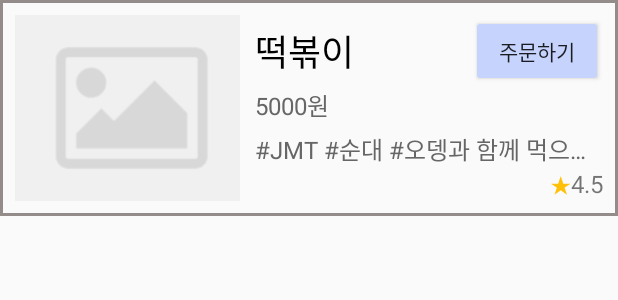
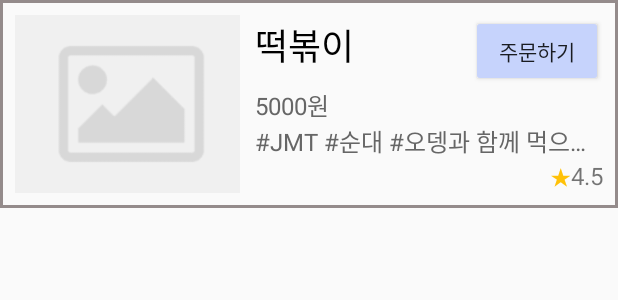
Before and after one commit to Yaneodoo/Bistroad_Application, an Android app: the layout menu_listview_item_customer.xml on its own in the app's theme, with its tools: preview values and no code run, on a phone screen of 412 x 824 dp. Shown: the top 300 px of the screen. Run offline under Robolectric (Android 15) with nearby library versions, the phone set to English and light mode, and no system bars.

Commit message:
fix: Layout change

```diff
--- a/app/src/main/res/layout/menu_listview_item_customer.xml
+++ b/app/src/main/res/layout/menu_listview_item_customer.xml
@@ -30,14 +30,13 @@
             <TextView
                 android:layout_width="150dp"
                 android:layout_height="wrap_content"
+                android:layout_weight="1"
                 android:text="떡볶이"
-                android:layout_weight="1"
                 android:id="@+id/menu_name_txtView"
                 android:textSize="24dp"
                 android:textColor="#000000"
                 android:ellipsize="end"
-                android:singleLine="true"
-                android:layout_gravity="center" />
+                android:singleLine="true"/>
 
             <Button
                 android:id="@+id/btn_order"
@@ -45,10 +44,9 @@
                 android:layout_width="wrap_content"
                 android:layout_height="wrap_content"
                 android:adjustViewBounds="true"
-                android:layout_alignParentRight="true"
                 android:backgroundTint="#C6D3FC"
                 android:layout_centerVertical="true"
-                android:layout_gravity="right"
+                android:focusable="false"
                 android:onClick="orderMenu" />
         </LinearLayout>
 
@@ -56,7 +54,6 @@
             android:layout_width="match_parent"
             android:layout_height="wrap_content"
             android:text="5000원"
-            android:layout_marginBottom="5dp"
             android:id="@+id/menu_price_txtView"
             android:textSize="16dp"
             android:textColor="#666666" />
@@ -73,12 +70,13 @@
 
         <RelativeLayout
             android:layout_width="match_parent"
-            android:layout_height="wrap_content">
+            android:layout_height="wrap_content"
+            android:gravity="right">
 
             <TextView
+                android:id="@+id/star"
                 android:layout_width="wrap_content"
                 android:layout_height="wrap_content"
-                android:layout_toLeftOf="@+id/menu_score_txtView"
                 android:text="★"
                 android:textColor="#FFC107"
                 android:textSize="16dp" />
@@ -88,8 +86,8 @@
                 android:layout_height="wrap_content"
                 android:text="4.5"
                 android:id="@+id/menu_score_txtView"
-                android:layout_alignParentRight="true"
-                android:textSize="16dp" />
+                android:layout_toRightOf="@id/star"
+                android:textSize="16dp"/>
 
         </RelativeLayout>
 
```
Also changed, not shown: app/src/main/res/layout/menu_list_customer.xml (+6 -6 lines).
